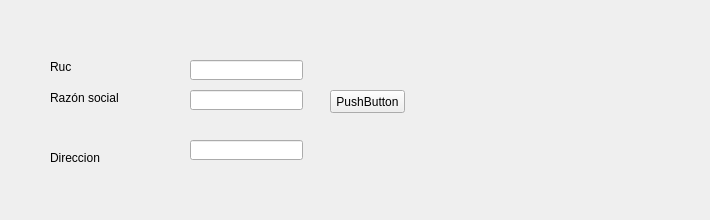
Above: ManagerM/ui_new_venta_factura.ui from janfranco27/TheProyect before the change. Below: the same form after it.
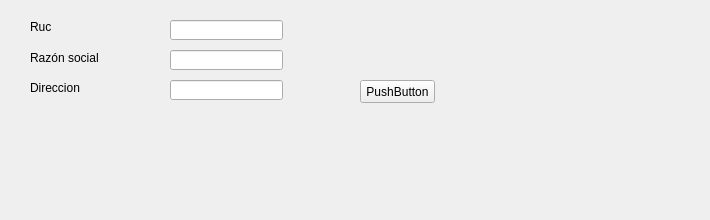
That is the form after the change.

The edit to the form file:
```diff
--- a/ManagerM/ui_new_venta_factura.ui
+++ b/ManagerM/ui_new_venta_factura.ui
@@ -16,8 +16,8 @@
   <widget class="QLabel" name="label">
    <property name="geometry">
     <rect>
-     <x>50</x>
-     <y>60</y>
+     <x>30</x>
+     <y>20</y>
      <width>46</width>
      <height>13</height>
     </rect>
@@ -29,8 +29,8 @@
   <widget class="QLabel" name="label_2">
    <property name="geometry">
     <rect>
-     <x>50</x>
-     <y>90</y>
+     <x>30</x>
+     <y>50</y>
      <width>81</width>
      <height>16</height>
     </rect>
@@ -42,8 +42,8 @@
   <widget class="QLineEdit" name="lineEdit">
    <property name="geometry">
     <rect>
-     <x>190</x>
-     <y>60</y>
+     <x>170</x>
+     <y>20</y>
      <width>113</width>
      <height>20</height>
     </rect>
@@ -52,8 +52,8 @@
   <widget class="QLineEdit" name="lineEdit_2">
    <property name="geometry">
     <rect>
-     <x>190</x>
-     <y>90</y>
+     <x>170</x>
+     <y>50</y>
      <width>113</width>
      <height>20</height>
     </rect>
@@ -62,8 +62,8 @@
   <widget class="QPushButton" name="pushButton_2">
    <property name="geometry">
     <rect>
-     <x>330</x>
-     <y>90</y>
+     <x>360</x>
+     <y>80</y>
      <width>75</width>
      <height>23</height>
     </rect>
@@ -75,8 +75,8 @@
   <widget class="QLabel" name="label_4">
    <property name="geometry">
     <rect>
-     <x>50</x>
-     <y>150</y>
+     <x>30</x>
+     <y>80</y>
      <width>81</width>
      <height>16</height>
     </rect>
@@ -88,8 +88,8 @@
   <widget class="QLineEdit" name="lineEdit_4">
    <property name="geometry">
     <rect>
-     <x>190</x>
-     <y>140</y>
+     <x>170</x>
+     <y>80</y>
      <width>113</width>
      <height>20</height>
     </rect>
```
